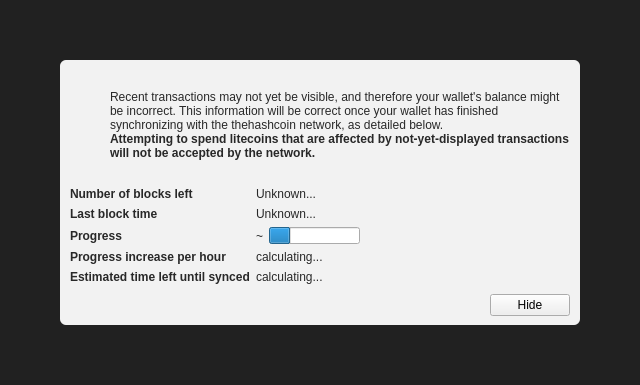
First picture: the form in src/qt/forms/modaloverlay.ui, repository apt-get-schwifty/thehashcoin, before the edit.
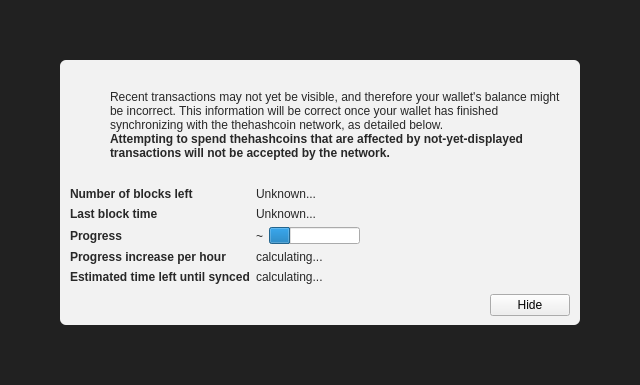
Second picture: the form after the edit. Icons and pictures are not drawn. Custom widgets are drawn as their Qt base class.

The edit to the form file:
```diff
--- a/src/qt/forms/modaloverlay.ui
+++ b/src/qt/forms/modaloverlay.ui
@@ -149,7 +149,7 @@
                 </font>
                </property>
                <property name="text">
-                <string>Attempting to spend litecoins that are affected by not-yet-displayed transactions will not be accepted by the network.</string>
+                <string>Attempting to spend thehashcoins that are affected by not-yet-displayed transactions will not be accepted by the network.</string>
                </property>
                <property name="textFormat">
                 <enum>Qt::RichText</enum>
```
